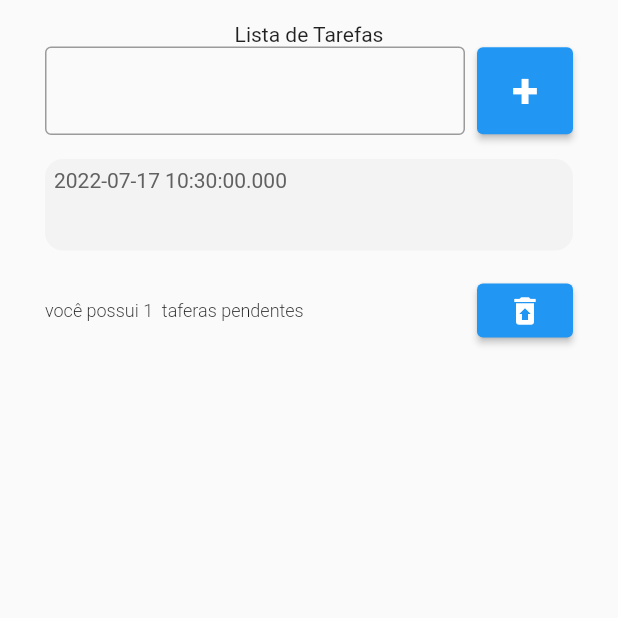
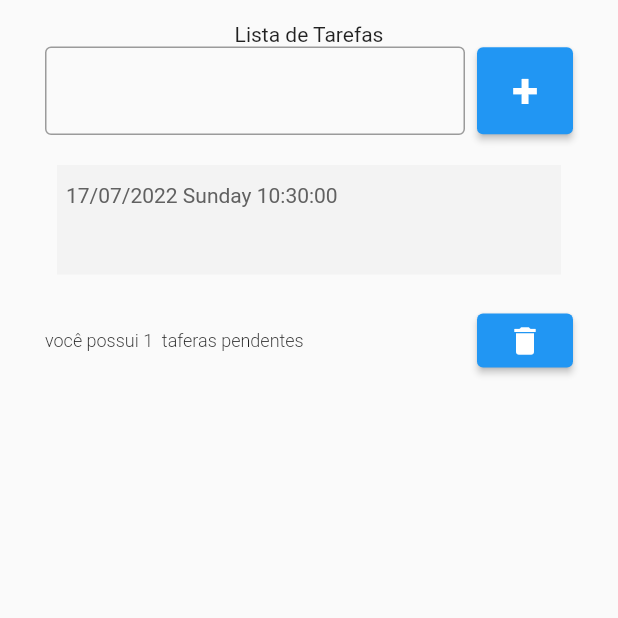
Before and after one commit to OuroborosD/todo, a Flutter app: the screen it shows after launch, after a tap on an icon or button, on a phone screen of 412 x 824 dp, the top half of it. Run offline on Flutter 3.47's test engine with Material 2 defaults, Android fonts, the phone set to English and light mode, and no system bars; drawn by our look-alikes of flutter_slidable.

Commit message:
função de desfazer, e apagar todos

```diff
--- a/lib/pages/todo_listpage.dart
+++ b/lib/pages/todo_listpage.dart
@@ -15,7 +15,7 @@ class _TodoListPageState extends State<TodoListPage> {
   final TextEditingController taferaController = TextEditingController();
 
   List <Todo> lista_tarefa = [];
-
+  int? posicao;
 
   void getTarefa(){
     String tarefa = taferaController.text;
@@ -32,13 +32,58 @@ class _TodoListPageState extends State<TodoListPage> {
     print(lista_tarefa);
   }
 
-  bool get list_size => lista_tarefa.length >= 4;
+  void deletar(Todo tarefa){
+    posicao =  lista_tarefa.indexOf(tarefa);
+      setState(() {
+
+      lista_tarefa.remove(tarefa);// pega a a tarefa, e compata com a lista de objetos. para remover
+      });
+      ScaffoldMessenger.of(context).clearSnackBars();
+      ScaffoldMessenger.of(context).showSnackBar(
+        SnackBar(
+          content: Text('${tarefa.tarefa} foi removido', style: TextStyle(color: Colors.black),),
+          backgroundColor: Colors.white,
+          action: SnackBarAction(
+            label:"Desfazer",
+            onPressed: (){
+              setState(() {
+
+                lista_tarefa.insert(posicao!, tarefa);
+              });
+            },
+          ),)
+      );
+  }
+
+  void deletarTodos(){
+    showDialog(
+      context: context,
+      builder: (context) => AlertDialog(
+        title: Text('Deseja realmente apagar todas as tarefas?'),
+        actions: [
+          TextButton(onPressed: (){
+            Navigator.of(context).pop();
+          },
+           child: Text('Não')),
+          TextButton(onPressed: (){
+               setState(() {
+                  lista_tarefa.clear();
+                });
+                Navigator.of(context).pop();
+          },
+           child: Text('Sim')),
+        ],
+      ));
+
+
+  }
+
 
   @override
   Widget build(BuildContext context) {
     return SafeArea(
-      child: Material(
-        child: Padding(
+      child: Scaffold(
+        body: Padding(
           padding: EdgeInsets.symmetric(horizontal: 30, vertical: 15),
           child: Column(
             children: [
@@ -92,7 +137,7 @@ class _TodoListPageState extends State<TodoListPage> {
                     //     },
                     // ),
                     //   )
-                  Todo_ListView(tarefa)
+                  Todo_ListView(tarefa,deletar)
                   ,
                   ],
                 ),
@@ -108,7 +153,7 @@ class _TodoListPageState extends State<TodoListPage> {
                       ),),
                   ),
                   SizedBox(width: 8),
-                  ElevatedButton(onPressed: ()=>{}, child: Icon(Icons.restore_from_trash))
+                  ElevatedButton(onPressed: deletarTodos, child: Icon(Icons.delete))
                 ],
               ),
             ],
--- a/lib/widgets/listview.dart
+++ b/lib/widgets/listview.dart
@@ -1,37 +1,60 @@
 import 'package:flutter/src/widgets/container.dart';
 import 'package:flutter/src/widgets/framework.dart';
 import 'package:flutter/material.dart';
+import 'package:intl/intl.dart';
 import '../model/todo.dart';
+import 'package:flutter_slidable/flutter_slidable.dart';
 
 
 class Todo_ListView extends StatelessWidget {
   final Todo todo;
+  final void Function(Todo) deletar;
 
-  Todo_ListView(  this.todo);
+  Todo_ListView(this.todo, this.deletar);
 
   @override
   Widget build(BuildContext context) {
-    return Container(
+    return Padding(
+      padding: const EdgeInsets.all(8.0),
+      child: Slidable(
+        child: Container(
+
         decoration: BoxDecoration(
-        borderRadius: BorderRadius.circular(12),
+
+          //borderRadius: BorderRadius.circular(12),
           color:Color.fromARGB(20, 158, 158, 158),
         ),
-      padding: EdgeInsets.all(6),
-      margin: EdgeInsets.symmetric(vertical: 4),
+        padding: EdgeInsets.symmetric(horizontal: 6, vertical: 12),
+        //margin: EdgeInsets.symmetric(vertical: 4),
 
         child: Column(
-        crossAxisAlignment: CrossAxisAlignment.start,
+          crossAxisAlignment: CrossAxisAlignment.stretch,
           children: [
-          Text(todo.data.toString(),
+            Text(DateFormat('dd/MM/yyyy EEEE H:mm:ss ').format(todo.data!),
               style: TextStyle(
                 color: Colors.grey[700],
                 fontSize: 14),),
             Text(todo.tarefa!,
               style: TextStyle(
+                  overflow: TextOverflow.ellipsis,
                   fontSize: 28,
                   fontWeight: FontWeight.bold),)
           ],
         ),
+      ),
+      endActionPane: ActionPane(
+        motion: const DrawerMotion(),
+        children: [
+          SlidableAction(
+          onPressed: (context){deletar(todo);},
+          backgroundColor: Color(0xFFFE4A49),
+          foregroundColor: Colors.white,
+          icon: Icons.delete,
+          label: 'Delete',
+        ),
+
+        ],),
+      ),
     );
   }
 }
--- a/pubspec.yaml
+++ b/pubspec.yaml
@@ -35,6 +35,7 @@ dependencies:
   # Use with the CupertinoIcons class for iOS style icons.
   cupertino_icons: ^1.0.2
   intl:
+  flutter_slidable: ^2.0.0
 
 dev_dependencies:
   flutter_test:
```
Also changed, not shown: pubspec.lock. Lines whose indentation alone changed are shown as unchanged.
